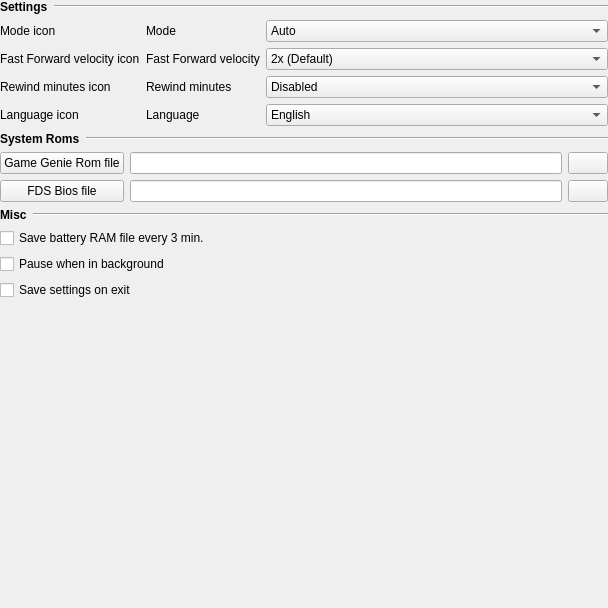
This is src/gui/designer/wdgSettingsGeneral.ui in punesemu/puNES as Qt 5 draws it before an edit. The edited form follows.
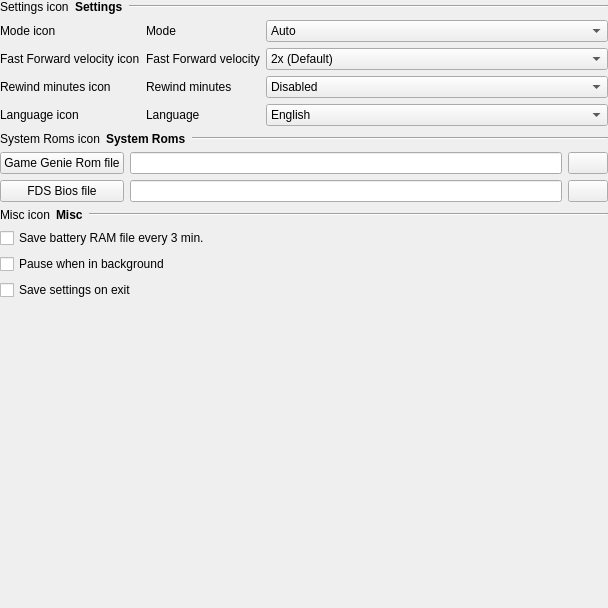
This is the edited form. Icons and pictures are not drawn.

Diff of the .ui file:
```diff
--- a/src/gui/designer/wdgSettingsGeneral.ui
+++ b/src/gui/designer/wdgSettingsGeneral.ui
@@ -33,6 +33,13 @@
     <layout class="QGridLayout" name="gridLayout_General">
      <item row="5" column="0" colspan="3">
       <layout class="QHBoxLayout" name="horizontalLayout_System_Roms">
+       <item>
+        <widget class="QLabel" name="icon_System_Roms">
+         <property name="text">
+          <string notr="true">System Roms icon</string>
+         </property>
+        </widget>
+       </item>
        <item>
         <widget class="QLabel" name="label_System_Roms">
          <property name="font">
@@ -243,6 +250,13 @@
      </item>
      <item row="7" column="0" colspan="3">
       <layout class="QHBoxLayout" name="horizontalLayout_General_misc">
+       <item>
+        <widget class="QLabel" name="icon_General_misc">
+         <property name="text">
+          <string notr="true">Misc icon</string>
+         </property>
+        </widget>
+       </item>
        <item>
         <widget class="QLabel" name="label_General_misc">
          <property name="font">
@@ -294,6 +308,13 @@
      </item>
      <item row="0" column="0" colspan="3">
       <layout class="QHBoxLayout" name="horizontalLayout_General_settings">
+       <item>
+        <widget class="QLabel" name="icon_General_settings">
+         <property name="text">
+          <string notr="true">Settings icon</string>
+         </property>
+        </widget>
+       </item>
        <item>
         <widget class="QLabel" name="label_General_settings">
          <property name="font">
```
